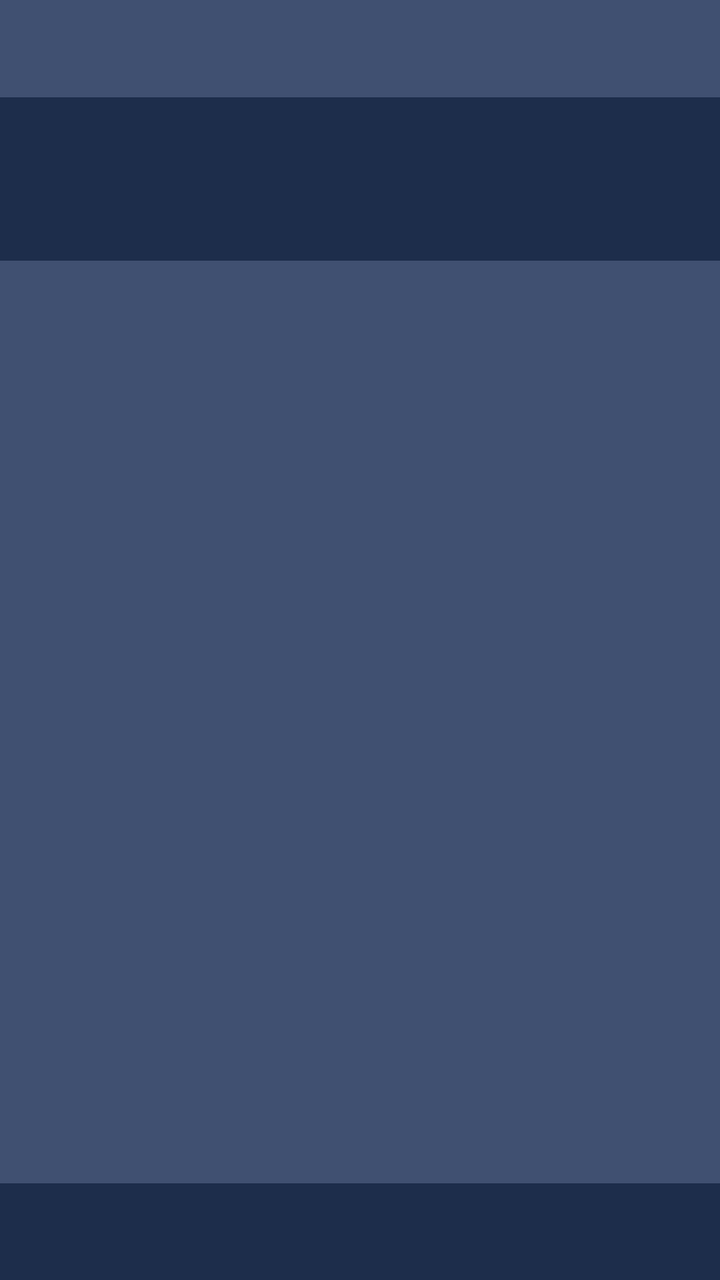
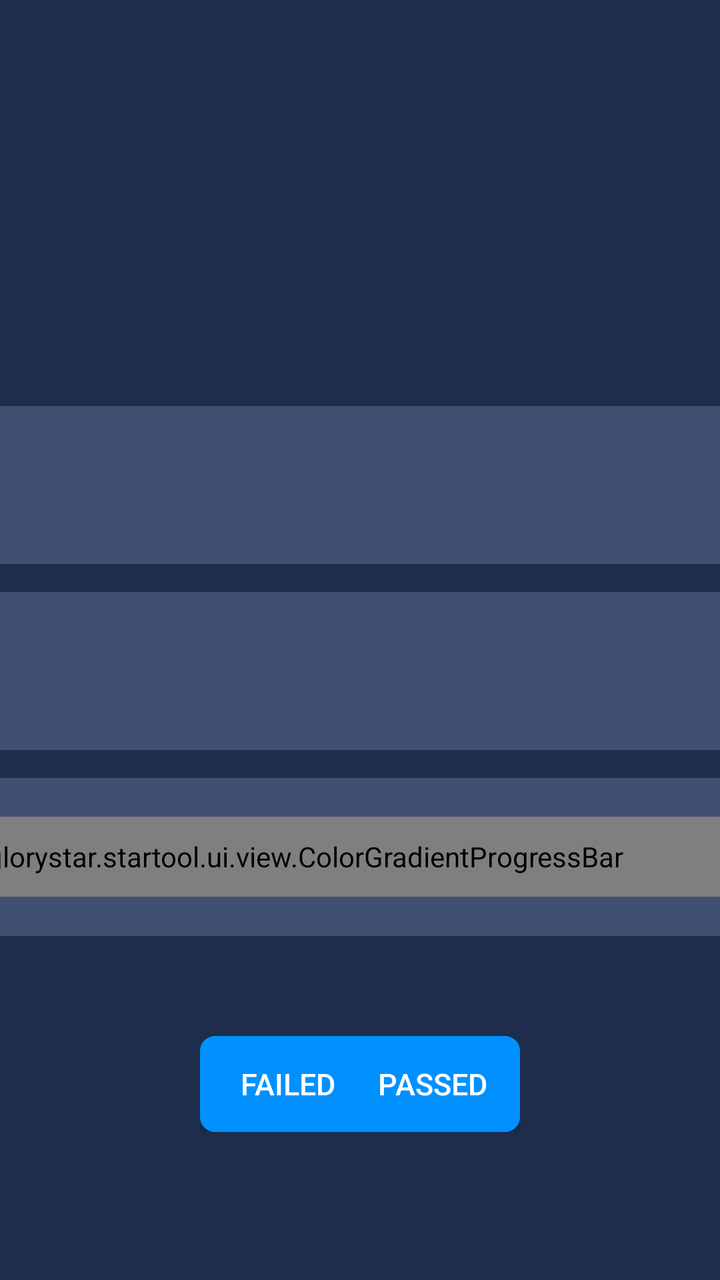

The first picture is an Android layout as it rendered before a commit; the second is the same layout after the commit. The layout source and the unified diff follow.
<!-- AndroidManifest.xml: activity theme NoTitle -->
<!-- res/layout/activity_wifi.xml -->
<?xml version="1.0" encoding="utf-8"?>
<androidx.constraintlayout.widget.ConstraintLayout xmlns:android="http://schemas.android.com/apk/res/android"
    xmlns:app="http://schemas.android.com/apk/res-auto"
    xmlns:tools="http://schemas.android.com/tools"
    android:layout_width="match_parent"
    android:layout_height="match_parent"
    android:background="@color/colorMain"
    tools:context=".ui.activity.WifiActivity">

    <LinearLayout
        android:id="@+id/linearLayout"
        android:layout_width="match_parent"
        android:layout_height="wrap_content"
        android:layout_centerInParent="true"
        android:gravity="center"

        android:orientation="vertical"
        app:layout_constraintBottom_toBottomOf="parent"
        app:layout_constraintStart_toStartOf="parent"
        app:layout_constraintTop_toTopOf="parent"
        app:layout_constraintVertical_bias="0.524">

        <RelativeLayout style="@style/device_relative">

            <TextView
                android:layout_width="wrap_content"
                android:layout_height="wrap_content"
                android:layout_alignParentLeft="true"
                android:layout_centerVertical="true"
                android:layout_marginRight="50mm"
                android:text="@string/Ap"
                android:textColor="@color/white"
                android:textSize="25mm" />

            <TextView
                android:layout_centerVertical="true"
                android:id="@+id/ap_name"
                android:layout_width="wrap_content"
                android:layout_height="wrap_content"
                android:layout_alignParentRight="true"
                android:layout_marginRight="50mm"
                android:textColor="@color/white"
                android:textSize="25mm" />

        </RelativeLayout>


        <RelativeLayout style="@style/device_relative">

            <TextView

                android:layout_width="wrap_content"
                android:layout_height="wrap_content"
                android:layout_centerVertical="true"
                android:layout_marginRight="50mm"
                android:text="@string/Status"
                android:textColor="@color/white"
                android:textSize="25mm" />


            <TextView
                android:layout_centerVertical="true"
                android:id="@+id/text_Model"
                android:layout_width="wrap_content"
                android:layout_height="wrap_content"
                android:layout_alignParentRight="true"
                android:layout_marginRight="50mm"
                android:textColor="@color/white"
                android:textSize="25mm" />
        </RelativeLayout>


        <LinearLayout
            android:gravity="center"
            style="@style/device_relative"
            android:orientation="horizontal">

            <ImageView
                android:layout_width="40mm"
                android:layout_height="40mm"
                android:src="@mipmap/wifixxxhdpi" />

            <com.glorystar.startool.ui.view.ColorGradientProgressBar
                android:id="@+id/colorgradgressbar"
                android:layout_width="wrap_content"
                android:layout_height="40mm"
                android:layout_marginLeft="25mm"
                android:layout_marginRight="50mm"
                android:layout_weight="1"
                tools:ignore="MissingClass" />

            <TextView
                android:id="@+id/Android_version"
                android:layout_width="wrap_content"
                android:layout_height="wrap_content"
                android:layout_alignParentRight="true"
                android:layout_marginRight="50mm"
                android:text="dBm"
                android:textColor="@color/white"
                android:textSize="25mm" />
        </LinearLayout>


    </LinearLayout>

    <RelativeLayout
        android:layout_width="match_parent"
        android:layout_height="wrap_content"
        android:layout_marginLeft="300mm"
        android:layout_marginTop="50mm"
        android:layout_marginRight="300mm"

        android:orientation="horizontal"
        app:layout_constraintEnd_toEndOf="parent"
        app:layout_constraintStart_toStartOf="parent"
        app:layout_constraintTop_toBottomOf="@+id/linearLayout">

        <Button
            android:id="@+id/failure_bu"
            android:layout_width="wrap_content"
            android:layout_height="wrap_content"
            android:layout_alignParentLeft="true"
            android:background="@drawable/r_button_bg"
            android:text="@string/Failed"
            android:textColor="@color/white"
            android:textSize="15mm" />

        <TextView
            android:id="@+id/button5"
            android:layout_width="wrap_content"
            android:layout_height="wrap_content"
            android:layout_centerInParent="true"
            android:text="@string/Restart"
            android:textColor="@color/colorMainButton"
            android:textSize="15mm"
            tools:ignore="InOrMmUsage" />


        <Button
            android:id="@+id/through_bu"
            android:layout_width="wrap_content"
            android:layout_height="wrap_content"
            android:layout_alignParentRight="true"
            android:background="@drawable/r_button_bg"
            android:text="@string/Passed"
            android:textColor="@color/white"
            android:textSize="15mm" />
    </RelativeLayout>


</androidx.constraintlayout.widget.ConstraintLayout>
<!-- resources referenced by this layout -->
<resources>
  <color name="colorMain">#1D2D4B</color>
  <color name="colorMainButton">#0091FF</color>
  <color name="white">#FFFFFFFF</color>
  <!-- drawable r_button_bg (drawable) -->
  <?xml version="1.0" encoding="utf-8"?>
  <shape
      xmlns:android="http://schemas.android.com/apk/res/android">
      
      <solid
          android:color="@color/colorMainButton" />
      
      <stroke
          android:width="1dp"
          android:color="@color/colorMainButton" />
      
      <size android:height="4mm"/>
      
      <corners
          android:radius="7dp"/>
  
  </shape>
  <!-- mipmap wifixxxhdpi: png bitmap (mipmap-hdpi, 3132 bytes) -->
  <string name="Ap">Access point</string>
  <string name="Failed">Failed</string>
  <string name="Passed">Passed</string>
  <string name="Restart">Restart</string>
  <string name="Status">Status</string>
  <style name="device_relative">
          <item name="android:paddingRight">24mm</item>
          <item name="android:paddingLeft">24mm</item>
          <item name="android:layout_marginTop">14mm</item>
          <item name="android:layout_width">870mm</item>
          <item name="android:layout_height">79mm</item>
          <item name="android:background">@drawable/selector_mode_bg</item>
      </style>
  <style name="NoTitle" parent="Theme.AppCompat.Light.NoActionBar">
          <item name="colorPrimary">@color/colorMain</item>
          <item name="colorPrimaryDark">@color/colorMain</item>
          <item name="colorAccent">@color/colorMain</item>
          <item name="android:windowFullscreen">true</item>
          <item name="windowActionBar">false</item>
          <item name="windowNoTitle">true</item>
          <item name="android:textAppearanceListItemSmall">@style/listPopupWindow</item>
      </style>
  <!-- drawable selector_mode_bg (drawable) -->
  <?xml version="1.0" encoding="utf-8"?>
  <shape
      xmlns:android="http://schemas.android.com/apk/res/android">
      
      <solid
          android:color="@color/colorMainLight" />
      
      <stroke
      android:width="1dp"
      android:color="@color/colorMainLight" />
      
      <size android:height="4mm"/>
      
      <corners
          android:radius="11mm"/>
  
  </shape>
  <style name="listPopupWindow">
          <item name="android:textSize">25mm</item>
          <item name="android:fontFamily">@font/montserrat_regular</item>
          <item name="android:textColor">@color/black</item>
      </style>
  <color name="colorMainLight">#405071</color>
  <color name="black">#FF000000</color>
</resources>

<!-- the commit's change to res/layout/activity_wifi.xml (unified diff, before → after) -->
@@ -27,10 +27,10 @@
                 android:layout_height="wrap_content"
                 android:layout_alignParentLeft="true"
                 android:layout_centerVertical="true"
-                android:layout_marginRight="50mm"
+                android:layout_marginRight="50dp"
                 android:text="@string/Ap"
                 android:textColor="@color/white"
-                android:textSize="25mm" />
+                android:textSize="25dp" />
 
             <TextView
                 android:layout_centerVertical="true"
@@ -38,9 +38,9 @@
                 android:layout_width="wrap_content"
                 android:layout_height="wrap_content"
                 android:layout_alignParentRight="true"
-                android:layout_marginRight="50mm"
+                android:layout_marginRight="50dp"
                 android:textColor="@color/white"
-                android:textSize="25mm" />
+                android:textSize="25dp" />
 
         </RelativeLayout>
 
@@ -52,10 +52,10 @@
                 android:layout_width="wrap_content"
                 android:layout_height="wrap_content"
                 android:layout_centerVertical="true"
-                android:layout_marginRight="50mm"
+                android:layout_marginRight="50dp"
                 android:text="@string/Status"
                 android:textColor="@color/white"
-                android:textSize="25mm" />
+                android:textSize="25dp" />
 
 
             <TextView
@@ -64,9 +64,9 @@
                 android:layout_width="wrap_content"
                 android:layout_height="wrap_content"
                 android:layout_alignParentRight="true"
-                android:layout_marginRight="50mm"
+                android:layout_marginRight="50dp"
                 android:textColor="@color/white"
-                android:textSize="25mm" />
+                android:textSize="25dp" />
         </RelativeLayout>
 
 
@@ -76,16 +76,16 @@
             android:orientation="horizontal">
 
             <ImageView
-                android:layout_width="40mm"
-                android:layout_height="40mm"
+                android:layout_width="40dp"
+                android:layout_height="40dp"
                 android:src="@mipmap/wifixxxhdpi" />
 
             <com.glorystar.startool.ui.view.ColorGradientProgressBar
                 android:id="@+id/colorgradgressbar"
                 android:layout_width="wrap_content"
-                android:layout_height="40mm"
-                android:layout_marginLeft="25mm"
-                android:layout_marginRight="50mm"
+                android:layout_height="40dp"
+                android:layout_marginLeft="25dp"
+                android:layout_marginRight="50dp"
                 android:layout_weight="1"
                 tools:ignore="MissingClass" />
 
@@ -94,10 +94,10 @@
                 android:layout_width="wrap_content"
                 android:layout_height="wrap_content"
                 android:layout_alignParentRight="true"
-                android:layout_marginRight="50mm"
+                android:layout_marginRight="50dp"
                 android:text="dBm"
                 android:textColor="@color/white"
-                android:textSize="25mm" />
+                android:textSize="25dp" />
         </LinearLayout>
 
 
@@ -106,9 +106,9 @@
     <RelativeLayout
         android:layout_width="match_parent"
         android:layout_height="wrap_content"
-        android:layout_marginLeft="300mm"
-        android:layout_marginTop="50mm"
-        android:layout_marginRight="300mm"
+        android:layout_marginLeft="100dp"
+        android:layout_marginTop="50dp"
+        android:layout_marginRight="100dp"
 
         android:orientation="horizontal"
         app:layout_constraintEnd_toEndOf="parent"
@@ -123,7 +123,7 @@
             android:background="@drawable/r_button_bg"
             android:text="@string/Failed"
             android:textColor="@color/white"
-            android:textSize="15mm" />
+            android:textSize="15dp" />
 
         <TextView
             android:id="@+id/button5"
@@ -132,8 +132,8 @@
             android:layout_centerInParent="true"
             android:text="@string/Restart"
             android:textColor="@color/colorMainButton"
-            android:textSize="15mm"
-            tools:ignore="InOrMmUsage" />
+            android:textSize="15dp"
+            tools:ignore="InOrdpUsage" />
 
 
         <Button
@@ -144,7 +144,7 @@
             android:background="@drawable/r_button_bg"
             android:text="@string/Passed"
             android:textColor="@color/white"
-            android:textSize="15mm" />
+            android:textSize="15dp" />
     </RelativeLayout>
 
 
<!-- resource entries referenced after the edit -->
@@ -28,11 +28,11 @@
   <string name="Restart">Restart</string>
   <string name="Status">Status</string>
   <style name="device_relative">
-          <item name="android:paddingRight">24mm</item>
-          <item name="android:paddingLeft">24mm</item>
-          <item name="android:layout_marginTop">14mm</item>
-          <item name="android:layout_width">870mm</item>
-          <item name="android:layout_height">79mm</item>
+          <item name="android:paddingRight">24dp</item>
+          <item name="android:paddingLeft">24dp</item>
+          <item name="android:layout_marginTop">14dp</item>
+          <item name="android:layout_width">870dp</item>
+          <item name="android:layout_height">79dp</item>
           <item name="android:background">@drawable/selector_mode_bg</item>
       </style>
   <style name="NoTitle" parent="Theme.AppCompat.Light.NoActionBar">
@@ -56,10 +56,10 @@
       android:width="1dp"
       android:color="@color/colorMainLight" />
       
-      <size android:height="4mm"/>
+      <size android:height="4dp"/>
       
       <corners
-          android:radius="11mm"/>
+          android:radius="11dp"/>
   
   </shape>
   <style name="listPopupWindow">
